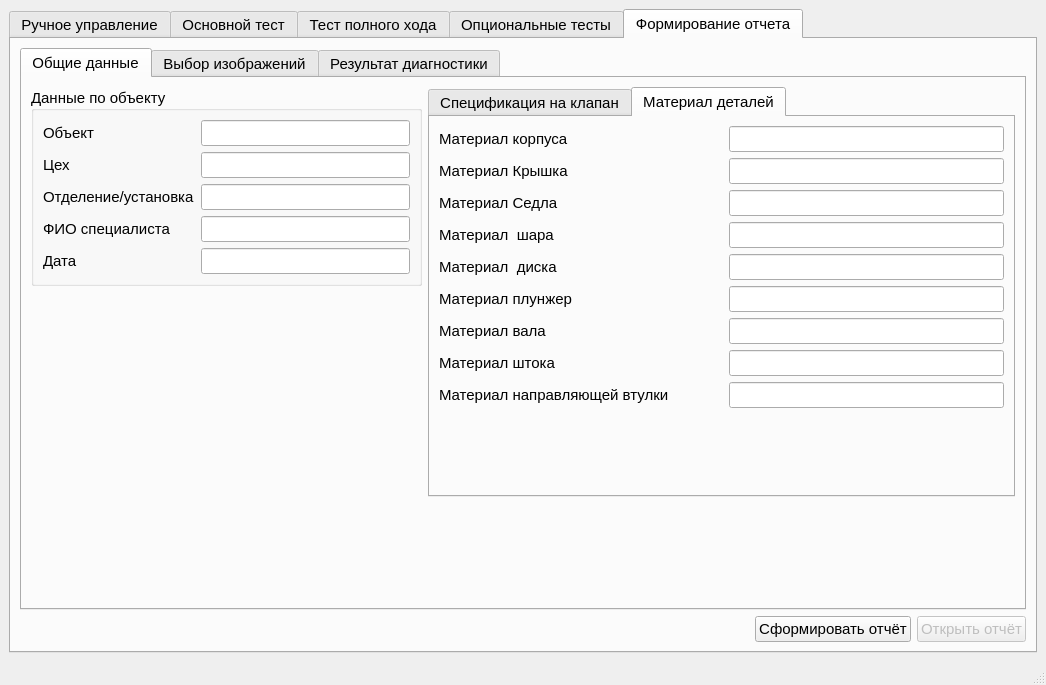
The window that MainWindow.ui (Rekvim/MpiSdk) describes before a commit, drawn with Qt 5.
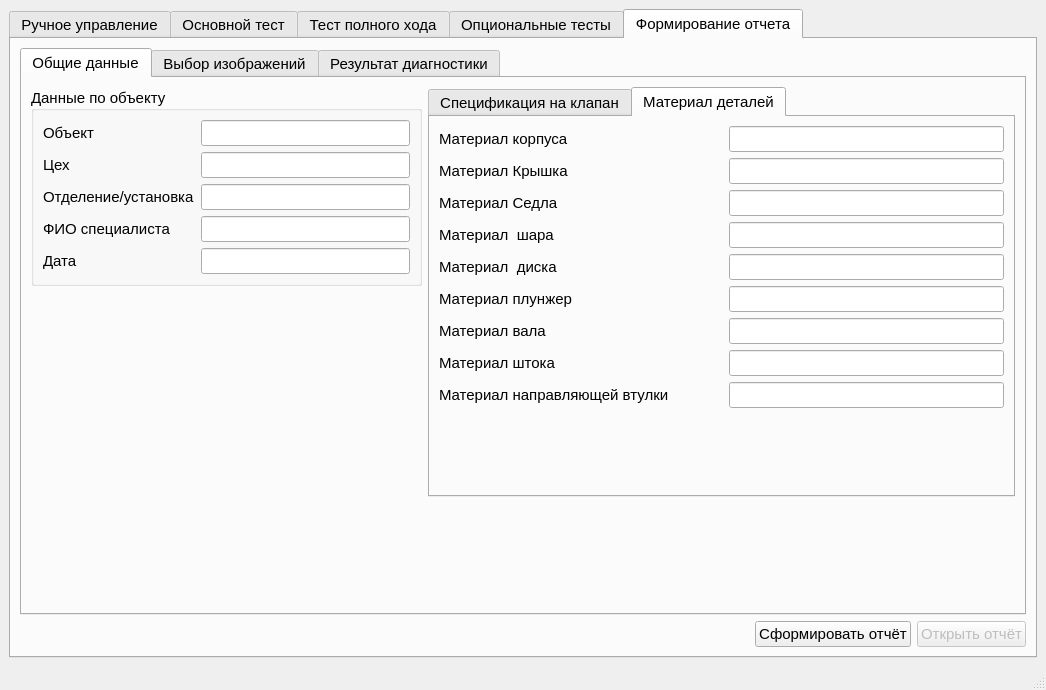
The same window after the commit. Custom widgets are drawn as their Qt base class.

Diff of the .ui file:
```diff
--- a/MainWindow.ui
+++ b/MainWindow.ui
@@ -7,7 +7,7 @@
     <x>0</x>
     <y>0</y>
     <width>1046</width>
-    <height>685</height>
+    <height>690</height>
    </rect>
   </property>
   <property name="font">
```
Left out of the diff: 6 changed lines with no effect on the pictures.
